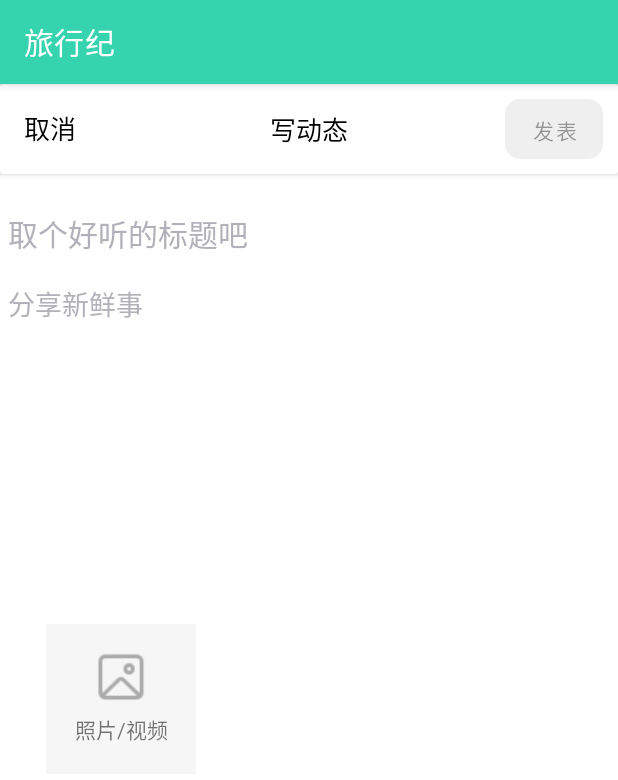
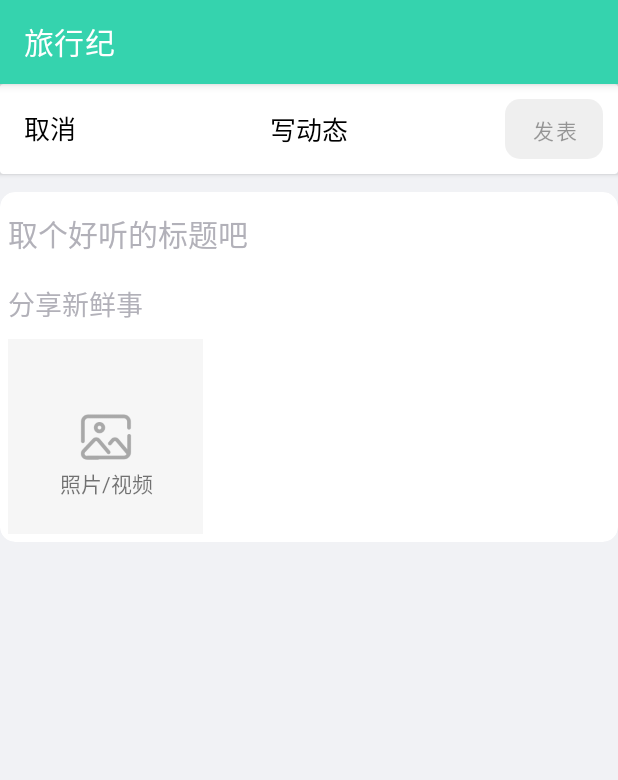
Before and after one commit to bitByte404/TraverlDiary, an Android app: the CommunityFragment screen opened through its navigation route, after a tap on an icon or button, on a phone screen of 412 x 824 dp. Shown: the top 780 px of the screen. Run offline under Robolectric (Android 15) with nearby library versions, the phone set to English and light mode, and no system bars; our stand-ins replace navigation-ui; libraries missing offline, so code that uses them is left out: cn.bmob.v3; pictures from the network do not load; 2 statements that could not run were skipped.

Commit message:
修改图片资源

```diff
--- a/app/src/main/java/com/application/traveldiary/adapter/DynamicAdapter.kt
+++ b/app/src/main/java/com/application/traveldiary/adapter/DynamicAdapter.kt
@@ -58,7 +58,9 @@ class DynamicAdapter : RecyclerView.Adapter<DynamicAdapter.MyViewHolder>() {
             binding.recyclerviewComments.adapter = commentsAdapter
 
             //配置动态的图片
-            val pictureAdapter = DynamicPictureAdapter(dynamic.getPictureUrls())
+            val pictureAdapter = DynamicPictureAdapter()
+            pictureAdapter.setData(dynamic.getPictureUrls())
+
             binding.recyclerviewPictures.layoutManager =
                 GridLayoutManager(context, 3)
             binding.recyclerviewPictures.adapter = pictureAdapter
--- a/app/src/main/java/com/application/traveldiary/adapter/DynamicPictureAdapter.kt
+++ b/app/src/main/java/com/application/traveldiary/adapter/DynamicPictureAdapter.kt
@@ -1,5 +1,6 @@
 package com.application.traveldiary.adapter
 
+import android.net.Uri
 import android.view.LayoutInflater
 import android.view.ViewGroup
 import androidx.recyclerview.widget.RecyclerView
@@ -10,12 +11,14 @@ import com.bumptech.glide.Glide
 /**
  * 动态图片的Adapter
  */
-class DynamicPictureAdapter(private val mDataset: List<String>) :
+class DynamicPictureAdapter() :
     RecyclerView.Adapter<DynamicPictureAdapter.MyViewHolder>() {
+
+        private var mDataset = arrayListOf<Uri>()
 
     class MyViewHolder(val binding: LayoutPiictureDynamicBinding) :
     RecyclerView.ViewHolder(binding.root) {
-        fun bind(pictureUrl: String) {
+        fun bind(pictureUrl: Uri) {
             Glide.with(BmobApp.getContext())
                 .load(pictureUrl)
                 .override(500, 500)
@@ -36,4 +39,18 @@ class DynamicPictureAdapter(private val mDataset: List<String>) :
     override fun onBindViewHolder(holder: MyViewHolder, position: Int) {
         holder.bind(mDataset[position])
     }
+
+    fun setData(datas: ArrayList<Uri>) {
+        mDataset = datas
+        notifyDataSetChanged()
+    }
+
+    fun update(newData: Uri) {
+        mDataset.add(newData)
+        if (mDataset.size != 0) {
+            notifyItemInserted(mDataset.size-1)
+        } else {
+            notifyItemInserted(0)
+        }
+    }
 }
--- a/app/src/main/java/com/application/traveldiary/models/Dynamic.kt
+++ b/app/src/main/java/com/application/traveldiary/models/Dynamic.kt
@@ -1,5 +1,6 @@
 package com.application.traveldiary.models
 
+import android.net.Uri
 import cn.bmob.v3.BmobObject
 import java.util.Date
 
@@ -17,12 +18,11 @@ class Dynamic(
     var comments : ArrayList<Comment>
 ) : BmobObject() {
     //将动态的图片Url全部取出
-    fun getPictureUrls() : List<String> {
-        val urls = arrayListOf<String>()
+    fun getPictureUrls() : ArrayList<Uri> {
+        val urls = arrayListOf<Uri>()
         pictures.forEach {
-            urls.add(it.picture)
+            urls.add(Uri.parse(it.picture))
         }
         return urls
     }
-
 }
--- /dev/null
+++ b/app/src/main/java/com/application/traveldiary/views/customView/AddImagesView.kt
@@ -0,0 +1,15 @@
+package com.application.traveldiary.views.customView
+
+import android.content.Context
+import android.util.AttributeSet
+import android.view.LayoutInflater
+import android.widget.FrameLayout
+import com.application.traveldiary.databinding.LayoutAddImagesViewBinding
+
+class AddImagesView(context: Context, attrs: AttributeSet?) : FrameLayout(context, attrs) {
+    private var binding: LayoutAddImagesViewBinding
+    init {
+        binding = LayoutAddImagesViewBinding.inflate(LayoutInflater.from(context))
+        addView(binding.root)
+    }
+}
--- a/app/src/main/java/com/application/traveldiary/views/fragment/CreateDynamicsFragment.kt
+++ b/app/src/main/java/com/application/traveldiary/views/fragment/CreateDynamicsFragment.kt
@@ -1,14 +1,57 @@
 package com.application.traveldiary.views.fragment
 
+import android.app.Activity
+import android.content.Intent
+import android.net.Uri
 import android.os.Bundle
+import android.provider.MediaStore
 import android.view.LayoutInflater
 import android.view.View
 import android.view.ViewGroup
+import android.widget.ImageView
+import androidx.activity.result.contract.ActivityResultContracts
+import androidx.core.content.FileProvider
 import androidx.fragment.app.Fragment
+import androidx.recyclerview.widget.GridLayoutManager
+import com.application.traveldiary.R
+import com.application.traveldiary.adapter.DynamicPictureAdapter
 import com.application.traveldiary.databinding.FragmentCreateDynamicsBinding
+import com.application.traveldiary.databinding.LayoutAddImagesViewBinding
+import com.application.traveldiary.views.customView.BottomDialogView
+import com.google.android.material.bottomsheet.BottomSheetDialog
+import java.io.File
 
 class CreateDynamicsFragment : Fragment() {
     private lateinit var binding: FragmentCreateDynamicsBinding
+    private lateinit var imageUri: Uri // 图片的Uri
+    private lateinit var outputImage: File // 输出的图片文件
+    val uriList = arrayListOf<Uri>()
+    private lateinit var pictureAdapter: DynamicPictureAdapter
+
+    // 初测一个启动活动的结果回调，用于处理拍照后的结果
+    private val takePhotoLauncher =
+        registerForActivityResult(ActivityResultContracts.StartActivityForResult()) { result ->
+            if (result.resultCode == Activity.RESULT_OK) {
+                uriList.add(imageUri)
+                pictureAdapter.setData(uriList)
+            }
+        }
+
+
+    //注册启动活动的结果回调，用于处理从相册选择图片
+    private val fromAlbumLauncher =
+    registerForActivityResult(ActivityResultContracts.StartActivityForResult()) { result ->
+        if (result.resultCode == Activity.RESULT_OK && result.data != null) {
+            val clipData = result.data?.clipData
+            if (clipData != null) {
+                for (i in 0 until clipData.itemCount) {
+                    val uri = clipData.getItemAt(i).uri
+                    uriList.add(uri)
+                    pictureAdapter.setData(uriList)
+                }
+            }
+        }
+    }
 
     override fun onCreateView(
         inflater: LayoutInflater,
@@ -16,6 +59,70 @@ class CreateDynamicsFragment : Fragment() {
         savedInstanceState: Bundle?
     ): View? {
         binding = FragmentCreateDynamicsBinding.inflate(inflater)
+        touchEvent()
+        initData()
         return binding.root
     }
+
+
+    override fun onViewCreated(view: View, savedInstanceState: Bundle?) {
+        super.onViewCreated(view, savedInstanceState)
+    }
+
+    private fun initData() {
+        //配置动态的图片
+        pictureAdapter = DynamicPictureAdapter()
+        binding.recyclerView.layoutManager =
+            GridLayoutManager(context, 3)
+        binding.recyclerView.adapter = pictureAdapter
+        val addImagesView = LayoutAddImagesViewBinding.inflate(layoutInflater).root
+    }
+
+    private fun touchEvent() {
+
+        binding.addView.setOnClickListener {
+            val bottomSheetDialog = BottomSheetDialog(requireContext())
+            val contentView = BottomDialogView(requireContext(), attrs = null)
+            bottomSheetDialog.setContentView(contentView)
+            contentView.addFromAlbumCallback {
+                getPhotoFromAlbum()
+                bottomSheetDialog.dismiss()
+            }
+            contentView.addTakePhotoCallback {
+                takePhoto()
+                bottomSheetDialog.dismiss()
+            }
+            contentView.cancelBtnCallback {
+                bottomSheetDialog.dismiss()
+            }
+            bottomSheetDialog.show()
+        }
+    }
+
+
+    fun getPhotoFromAlbum() {
+        val intent = Intent(Intent.ACTION_GET_CONTENT)
+        intent.type = "image/*"
+        intent.putExtra(Intent.EXTRA_ALLOW_MULTIPLE, true)
+        fromAlbumLauncher.launch(intent)
+    }
+
+    fun takePhoto() {
+        //创建File对象，用于存储拍照后的图片
+        outputImage = File(requireContext().externalCacheDir, "output_image.jpg")
+        if (outputImage.exists()) {
+            outputImage.delete()
+        }
+        outputImage.createNewFile()
+        this.imageUri =
+            FileProvider.getUriForFile(
+                requireContext(),
+                "com.application.traveldiary.fileprovider",
+                outputImage
+            )
+        //启动相机程序
+        val intent = Intent("android.media.action.IMAGE_CAPTURE")
+        intent.putExtra(MediaStore.EXTRA_OUTPUT, this.imageUri)
+        takePhotoLauncher.launch(intent)
+    }
 }
--- a/app/src/main/res/layout/fragment_community.xml
+++ b/app/src/main/res/layout/fragment_community.xml
@@ -2,6 +2,7 @@
 <androidx.drawerlayout.widget.DrawerLayout
     xmlns:android="http://schemas.android.com/apk/res/android"
     xmlns:app="http://schemas.android.com/apk/res-auto"
+    android:background="@color/community_background_grey"
     android:layout_width="match_parent"
     android:layout_height="match_parent">
 
--- a/app/src/main/res/layout/fragment_create_dynamics.xml
+++ b/app/src/main/res/layout/fragment_create_dynamics.xml
@@ -3,6 +3,7 @@
     xmlns:app="http://schemas.android.com/apk/res-auto"
     xmlns:tools="http://schemas.android.com/tools"
     android:layout_width="match_parent"
+    android:background="@color/community_background_grey"
     android:layout_height="match_parent">
 
     <androidx.cardview.widget.CardView
@@ -47,9 +48,9 @@
                 android:layout_width="65dp"
                 android:layout_height="40dp"
                 android:layout_margin="10dp"
+                android:background="@drawable/publish_button_background"
+                android:enabled="false"
                 android:text="@string/publish_text"
-                android:enabled="false"
-                android:background="@drawable/publish_button_background"
                 app:layout_constraintBottom_toBottomOf="parent"
                 app:layout_constraintEnd_toEndOf="parent"
                 app:layout_constraintTop_toTopOf="parent" />
@@ -62,27 +63,30 @@
         android:id="@+id/content_layout"
         android:layout_width="match_parent"
         android:layout_height="0dp"
-        app:layout_constraintBottom_toBottomOf="parent"
         android:layout_marginTop="12dp"
         android:elevation="10dp"
+        app:layout_constraintBottom_toBottomOf="parent"
         app:layout_constraintEnd_toEndOf="parent"
+        app:layout_constraintHorizontal_bias="1.0"
         app:layout_constraintStart_toStartOf="parent"
-        app:layout_constraintTop_toBottomOf="@id/top_card">
+        app:layout_constraintTop_toBottomOf="@id/top_card"
+        app:layout_constraintVertical_bias="0.0">
 
         <androidx.cardview.widget.CardView
+            android:id="@+id/cardView2"
             android:layout_width="match_parent"
             android:layout_height="wrap_content"
+            android:elevation="10dp"
+            app:cardCornerRadius="10dp"
             app:layout_constraintEnd_toEndOf="parent"
             app:layout_constraintHorizontal_bias="0.0"
             app:layout_constraintStart_toStartOf="parent"
-            app:cardCornerRadius="10dp"
-            android:elevation="10dp"
             app:layout_constraintTop_toTopOf="parent">
 
             <androidx.constraintlayout.widget.ConstraintLayout
-                android:layout_margin="5dp"
                 android:layout_width="match_parent"
-                android:layout_height="wrap_content">
+                android:layout_height="wrap_content"
+                android:layout_margin="5dp">
 
                 <EditText
                     android:id="@+id/editText"
@@ -90,8 +94,8 @@
                     android:layout_height="45dp"
                     android:background="@android:color/transparent"
                     android:hint="@string/add_title_text"
+                    android:textColorHint="@color/hint_grey"
                     android:textSize="20sp"
-                    android:textColorHint="@color/hint_grey"
                     app:layout_constraintEnd_toEndOf="parent"
                     app:layout_constraintStart_toStartOf="parent"
                     app:layout_constraintTop_toTopOf="parent" />
@@ -108,45 +112,26 @@
                     app:layout_constraintStart_toStartOf="parent"
                     app:layout_constraintTop_toBottomOf="@+id/editText" />
 
-                <androidx.constraintlayout.widget.ConstraintLayout
-                    android:id="@+id/add_pic"
-                    android:layout_width="100dp"
-                    android:layout_height="100dp"
-                    android:layout_marginStart="25dp"
-                    android:layout_marginTop="200dp"
-                    android:layout_marginBottom="25dp"
-                    android:background="@color/background_grey"
-                    app:layout_constraintBottom_toBottomOf="parent"
+                <androidx.recyclerview.widget.RecyclerView
+                    android:id="@+id/recyclerView"
+                    android:layout_width="match_parent"
+                    android:layout_height="match_parent"
+                    android:layout_marginTop="10dp"
+                    app:layout_behavior="@string/appbar_scrolling_view_behavior"
+                    app:layout_constraintEnd_toEndOf="parent"
                     app:layout_constraintStart_toStartOf="parent"
-                    app:layout_constraintTop_toBottomOf="@+id/editText2">
+                    app:layout_constraintTop_toBottomOf="@+id/editText2" />
 
-                    <ImageView
-                        android:id="@+id/imageView4"
-                        android:layout_width="40dp"
-                        android:layout_height="40dp"
-                        android:layout_marginTop="15dp"
-                        android:background="@color/background_grey"
-                        android:src="@drawable/icon_pic"
-                        app:layout_constraintEnd_toEndOf="parent"
-                        app:layout_constraintStart_toStartOf="parent"
-                        app:layout_constraintTop_toTopOf="parent" />
-
-                    <TextView
-                        android:id="@+id/textView9"
-                        android:layout_width="wrap_content"
-                        android:layout_height="wrap_content"
-                        android:layout_marginTop="4dp"
-                        android:text="照片/视频"
-                        app:layout_constraintEnd_toEndOf="@+id/imageView4"
-                        app:layout_constraintStart_toStartOf="@+id/imageView4"
-                        app:layout_constraintTop_toBottomOf="@+id/imageView4" />
-
-                </androidx.constraintlayout.widget.ConstraintLayout>
+                <com.application.traveldiary.views.customView.AddImagesView
+                    android:id="@+id/add_view"
+                    android:layout_width="130dp"
+                    android:layout_height="130dp"
+                    app:layout_constraintStart_toStartOf="parent"
+                    app:layout_constraintTop_toBottomOf="@id/recyclerView" />
 
             </androidx.constraintlayout.widget.ConstraintLayout>
         </androidx.cardview.widget.CardView>
 
-
     </androidx.constraintlayout.widget.ConstraintLayout>
 
 </androidx.constraintlayout.widget.ConstraintLayout>
--- /dev/null
+++ b/app/src/main/res/layout/layout_add_images_view.xml
@@ -0,0 +1,34 @@
+<?xml version="1.0" encoding="utf-8"?>
+<androidx.constraintlayout.widget.ConstraintLayout
+    xmlns:android="http://schemas.android.com/apk/res/android"
+    xmlns:app="http://schemas.android.com/apk/res-auto"
+    xmlns:tools="http://schemas.android.com/tools"
+    android:layout_width="150dp"
+    android:background="#f6f6f6"
+    android:id="@+id/add_pic"
+    android:layout_height="150dp">
+
+
+    <ImageView
+        android:id="@+id/imageView4"
+        android:layout_width="40dp"
+        android:layout_height="40dp"
+        android:background="@color/background_grey"
+        android:src="@drawable/icon_pic"
+        app:layout_constraintBottom_toBottomOf="parent"
+        app:layout_constraintEnd_toEndOf="parent"
+        app:layout_constraintStart_toStartOf="parent"
+        app:layout_constraintTop_toTopOf="parent" />
+
+    <TextView
+        android:id="@+id/textView9"
+        app:layout_constraintEnd_toEndOf="@+id/imageView4"
+        app:layout_constraintStart_toStartOf="@+id/imageView4"
+        app:layout_constraintTop_toBottomOf="@+id/imageView4"
+        android:layout_width="wrap_content"
+        android:layout_height="wrap_content"
+        android:text="照片/视频"
+        tools:layout_editor_absoluteX="50dp"
+        tools:layout_editor_absoluteY="224dp" />
+
+</androidx.constraintlayout.widget.ConstraintLayout>
--- a/app/src/main/res/layout/layout_community_bar_view.xml
+++ b/app/src/main/res/layout/layout_community_bar_view.xml
@@ -2,6 +2,7 @@
 <androidx.constraintlayout.widget.ConstraintLayout xmlns:app="http://schemas.android.com/apk/res-auto"
     xmlns:tools="http://schemas.android.com/tools"
     android:id="@+id/community_bar"
+    android:background="@color/community_background_grey"
     xmlns:android="http://schemas.android.com/apk/res/android"
     android:layout_width="match_parent"
     android:layout_height="120dp">
--- a/app/src/main/res/layout/layout_search_view.xml
+++ b/app/src/main/res/layout/layout_search_view.xml
@@ -4,7 +4,7 @@
     android:id="@+id/search_bar"
     android:layout_width="match_parent"
     android:layout_height="match_parent"
-    app:cardCornerRadius="10dp">
+    app:cardCornerRadius="12dp">
 
     <androidx.constraintlayout.widget.ConstraintLayout
         android:layout_width="match_parent"
--- a/app/src/main/res/values/colors.xml
+++ b/app/src/main/res/values/colors.xml
@@ -23,4 +23,5 @@
     <color name="hint_grey">#b2b1b9</color>
     <color name="background_grey">#f6f6f6</color>
     <color name="publish_button_dark">#8635D3AE</color>
+    <color name="community_background_grey">#f1f2f5</color>
 </resources>
--- /dev/null
+++ b/app/src/main/res/xml/file_paths.xml
@@ -0,0 +1,6 @@
+<?xml version="1.0" encoding="utf-8"?>
+<paths xmlns:android="http://schemas.android.com/apk/res/android">
+    <external-path
+        name="my_images"
+        path="/"/>
+</paths>
```
Also changed, not shown: app/build.gradle.kts (+6 -1 lines), app/src/main/AndroidManifest.xml (+9 -0 lines), app/src/main/java/com/application/traveldiary/views/customView/BottomDialogView.kt (added, +38 -0 lines), app/src/main/res/layout/layout_bottom_dialog.xml (added, +46 -0 lines), app/src/main/res/drawable/icon_pic.png.
